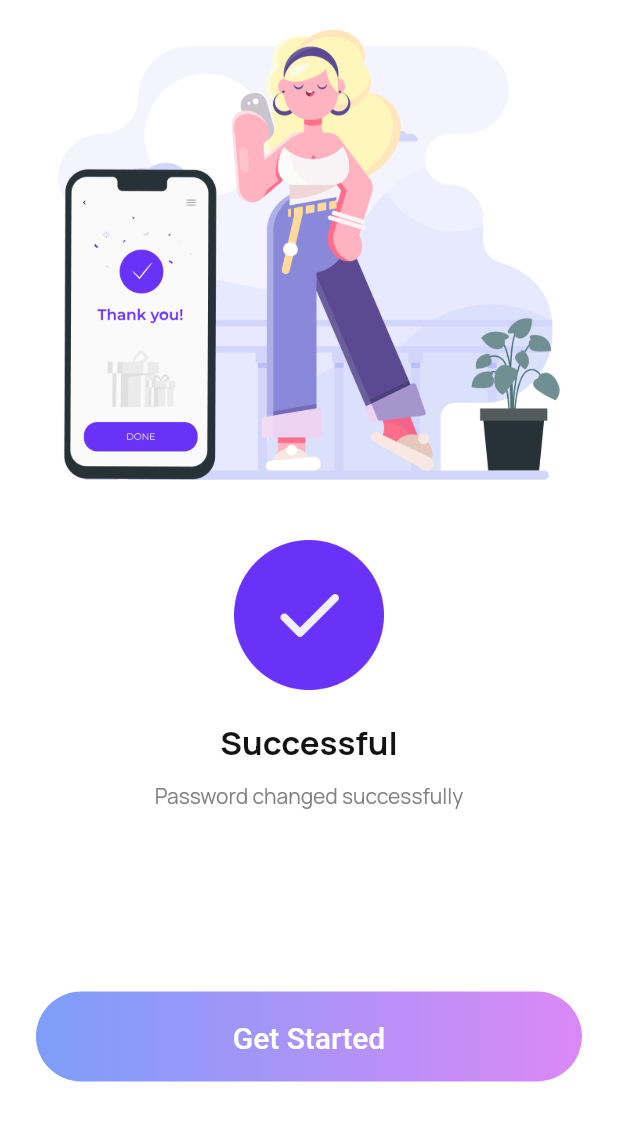
After one commit to Manuelkpatsu/learning_app, a Flutter app: the PasswordResetSuccessScreen screen opened by its route, on a phone screen of 412 x 824 dp. The commit adds this screen. Shown: the top 1121 px of the screen. Run offline on Flutter 3.47's test engine with Material 2 defaults, Android fonts, the phone set to English and light mode, and no system bars; our stand-ins replace equatable, flutter_svg, google_fonts, pin_code_fields, smooth_page_indicator.

Commit message:
Implement password reset success screen

```diff
--- a/lib/router.dart
+++ b/lib/router.dart
@@ -2,6 +2,7 @@ import 'package:flutter/material.dart';
 
 import 'screen/auth/forgot_password/forgot_password_screen.dart';
 import 'screen/auth/otp_verification/otp_verification_screen.dart';
+import 'screen/auth/password_changed_success/password_reset_success_screen.dart';
 import 'screen/auth/reset_password/reset_password_screen.dart';
 import 'screen/auth/sign_in/sign_in_screen.dart';
 import 'screen/auth/sign_up/sign_up_screen.dart';
@@ -27,6 +28,8 @@ Route<dynamic> generateRoute(RouteSettings settings) {
       return MaterialPageRoute(builder: (_) => const OTPVerificationScreen());
     case ResetPasswordScreen.routeName:
       return MaterialPageRoute(builder: (_) => const ResetPasswordScreen());
+    case PasswordResetSuccessScreen.routeName:
+      return MaterialPageRoute(builder: (_) => const PasswordResetSuccessScreen());
     default:
       return MaterialPageRoute(
         builder: (_) => Scaffold(
--- /dev/null
+++ b/lib/screen/auth/password_changed_success/password_reset_success_screen.dart
@@ -0,0 +1,49 @@
+import 'package:flutter/material.dart';
+import 'package:learning_app/screen/auth/sign_in/sign_in_screen.dart';
+import 'package:learning_app/screen/widget/gradient_button.dart';
+
+import 'widget/check_image.dart';
+import 'widget/password_success_image.dart';
+import 'widget/successful_info_text.dart';
+import 'widget/successful_text.dart';
+
+class PasswordResetSuccessScreen extends StatelessWidget {
+  static const routeName = '/password_changed_success';
+
+  const PasswordResetSuccessScreen({Key? key}) : super(key: key);
+
+  @override
+  Widget build(BuildContext context) {
+    return Scaffold(
+      backgroundColor: Colors.white,
+      body: SafeArea(
+        child: Column(
+          children: [
+            const SizedBox(height: 20),
+            const PasswordSuccessImage(),
+            const SizedBox(height: 40),
+            const CheckImage(),
+            const SizedBox(height: 20),
+            const SuccessfulText(),
+            const SizedBox(height: 10),
+            const SuccessfulInfoText(),
+            const SizedBox(height: 120),
+            Padding(
+              padding: const EdgeInsets.symmetric(horizontal: 24),
+              child: GradientButton(
+                onPressed: () {
+                  Navigator.of(context).pushNamedAndRemoveUntil(
+                    SignInScreen.routeName,
+                    (route) => false,
+                  );
+                },
+                widget: const Text('Get Started'),
+              ),
+            ),
+            const SizedBox(height: 50),
+          ],
+        ),
+      ),
+    );
+  }
+}
--- /dev/null
+++ b/lib/screen/auth/password_changed_success/widget/check_image.dart
@@ -0,0 +1,15 @@
+import 'package:flutter/material.dart';
+
+class CheckImage extends StatelessWidget {
+  const CheckImage({Key? key}) : super(key: key);
+
+  @override
+  Widget build(BuildContext context) {
+    return Image.asset(
+      'assets/images/check-mark.png',
+      height: 100,
+      width: 100,
+      fit: BoxFit.contain,
+    );
+  }
+}
--- /dev/null
+++ b/lib/screen/auth/password_changed_success/widget/password_success_image.dart
@@ -0,0 +1,15 @@
+import 'package:flutter/material.dart';
+
+class PasswordSuccessImage extends StatelessWidget {
+  const PasswordSuccessImage({Key? key}) : super(key: key);
+
+  @override
+  Widget build(BuildContext context) {
+    return Image.asset(
+      'assets/images/reset-success.png',
+      height: 300,
+      width: double.infinity,
+      fit: BoxFit.contain,
+    );
+  }
+}
--- /dev/null
+++ b/lib/screen/auth/password_changed_success/widget/successful_info_text.dart
@@ -0,0 +1,23 @@
+import 'package:flutter/material.dart';
+import 'package:learning_app/theme/custom_color.dart';
+
+class SuccessfulInfoText extends StatelessWidget {
+  const SuccessfulInfoText({Key? key}) : super(key: key);
+
+  @override
+  Widget build(BuildContext context) {
+    return const Padding(
+      padding: EdgeInsets.symmetric(horizontal: 24),
+      child: Text(
+        'Password changed successfully',
+        textAlign: TextAlign.center,
+        style: TextStyle(
+          color: CustomColor.videoCallerTimerColor,
+          fontSize: 14,
+          fontWeight: FontWeight.w400,
+          height: 1.5,
+        ),
+      ),
+    );
+  }
+}
--- /dev/null
+++ b/lib/screen/auth/password_changed_success/widget/successful_text.dart
@@ -0,0 +1,22 @@
+import 'package:flutter/material.dart';
+import 'package:learning_app/theme/custom_color.dart';
+
+class SuccessfulText extends StatelessWidget {
+  const SuccessfulText({Key? key}) : super(key: key);
+
+  @override
+  Widget build(BuildContext context) {
+    return const Padding(
+      padding: EdgeInsets.symmetric(horizontal: 24),
+      child: Text(
+        'Successful',
+        style: TextStyle(
+          color: CustomColor.titleColor,
+          fontSize: 22,
+          fontWeight: FontWeight.w700,
+          height: 1.36,
+        ),
+      ),
+    );
+  }
+}
--- a/lib/screen/auth/reset_password/reset_password_screen.dart
+++ b/lib/screen/auth/reset_password/reset_password_screen.dart
@@ -1,5 +1,5 @@
 import 'package:flutter/material.dart';
-import 'package:learning_app/screen/auth/sign_in/sign_in_screen.dart';
+import 'package:learning_app/screen/auth/password_changed_success/password_reset_success_screen.dart';
 import 'package:learning_app/screen/widget/gradient_button.dart';
 import 'package:learning_app/screen/widget/password_input_field.dart';
 import 'package:learning_app/utils/validator.dart';
@@ -104,7 +104,7 @@ class _ResetPasswordScreenState extends State<ResetPasswordScreen> {
                   onPressed: () {
                     if (_resetPasswordFormKey.currentState!.validate()) {
                       Navigator.of(context).pushNamedAndRemoveUntil(
-                        SignInScreen.routeName,
+                        PasswordResetSuccessScreen.routeName,
                         (route) => false,
                       );
                     }
```
Also changed, not shown: assets/images/check-mark.png (added).
